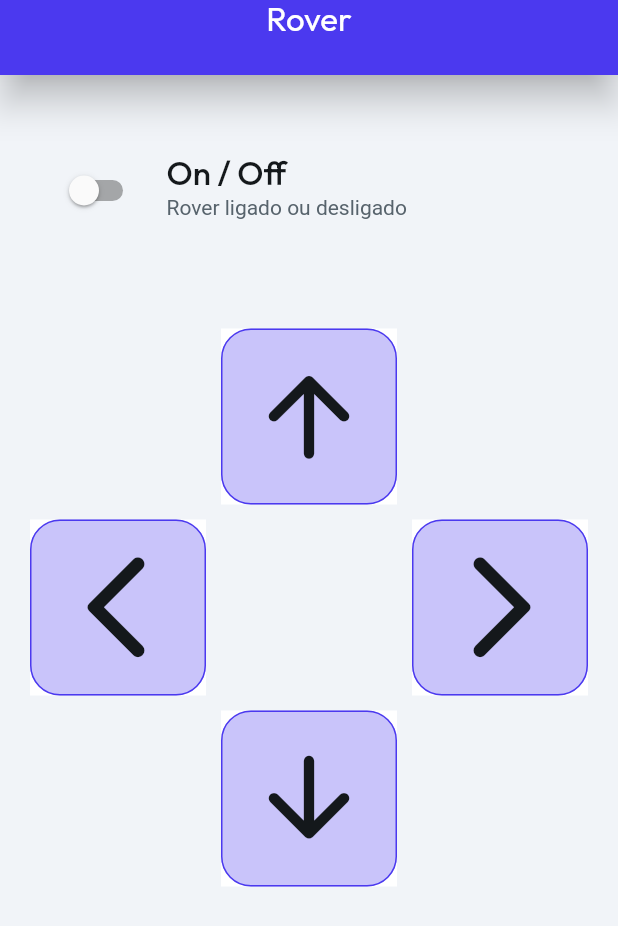
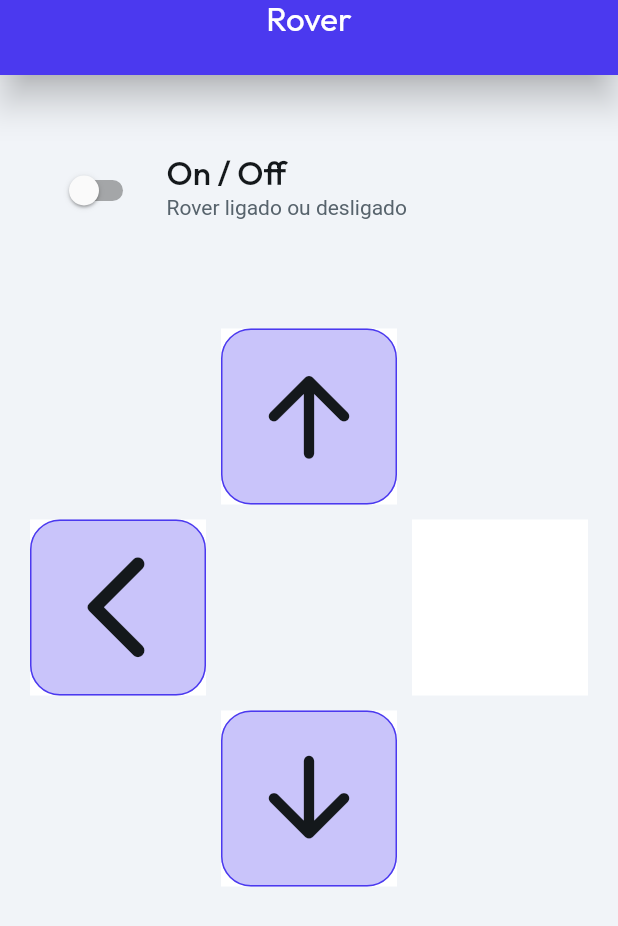
Before and after one commit to ArthurLanna36/rover, a Flutter app: the screen it shows after launch, on a phone screen of 412 x 824 dp. Shown: the top 926 px of the screen. Run offline on Flutter 3.47's test engine with Material 2 defaults, Android fonts, the light colour scheme and no system bars; our stand-ins replace auto_size_text, font_awesome_flutter, from_css_color, go_router, google_fonts, page_transition and 2 more; missing offline and left inert: json_path; Roboto replaces fonts that are missing (Readex Pro).

Commit message:
Test: removing right button

```diff
--- a/lib/pages/home_page/home_page_widget.dart
+++ b/lib/pages/home_page/home_page_widget.dart
@@ -197,21 +197,6 @@
                             color: FlutterFlowTheme.of(context)
                                 .secondaryBackground,
                           ),
-                          child: FlutterFlowIconButton(
-                            borderColor: FlutterFlowTheme.of(context).primary,
-                            borderRadius: 20.0,
-                            borderWidth: 1.0,
-                            buttonSize: 40.0,
-                            fillColor: FlutterFlowTheme.of(context).accent1,
-                            icon: Icon(
-                              Icons.arrow_forward_ios_rounded,
-                              color: FlutterFlowTheme.of(context).primaryText,
-                              size: 85.0,
-                            ),
-                            onPressed: () {
-                              print('IconButton pressed ...');
-                            },
-                          ),
                         ),
                         Opacity(
                           opacity: 0.0,
```
